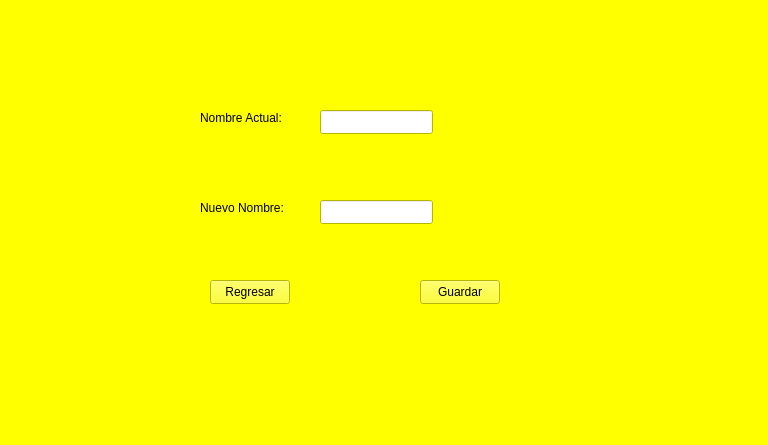
Qt form ventanaactualizar.ui (AdrianMP16/JuegoCuarenta_QT) before a commit.
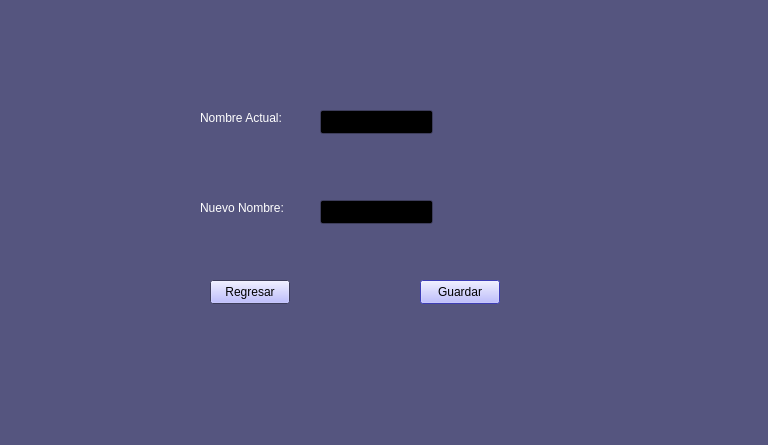
The same form after that commit.

```diff
--- a/ventanaactualizar.ui
+++ b/ventanaactualizar.ui
@@ -16,63 +16,63 @@
      <colorrole role="WindowText">
       <brush brushstyle="SolidPattern">
        <color alpha="255">
-        <red>0</red>
-        <green>0</green>
-        <blue>0</blue>
+        <red>255</red>
+        <green>255</green>
+        <blue>255</blue>
        </color>
       </brush>
      </colorrole>
      <colorrole role="Button">
       <brush brushstyle="SolidPattern">
        <color alpha="255">
-        <red>255</red>
-        <green>255</green>
-        <blue>0</blue>
+        <red>170</red>
+        <green>170</green>
+        <blue>255</blue>
        </color>
       </brush>
      </colorrole>
      <colorrole role="Light">
       <brush brushstyle="SolidPattern">
        <color alpha="255">
-        <red>255</red>
-        <green>255</green>
-        <blue>127</blue>
-       </color>
-      </brush>
-     </colorrole>
-     <colorrole role="Midlight">
-      <brush brushstyle="SolidPattern">
-       <color alpha="255">
-        <red>255</red>
-        <green>255</green>
-        <blue>63</blue>
-       </color>
-      </brush>
-     </colorrole>
-     <colorrole role="Dark">
-      <brush brushstyle="SolidPattern">
-       <color alpha="255">
         <red>127</red>
         <green>127</green>
-        <blue>0</blue>
+        <blue>190</blue>
+       </color>
+      </brush>
+     </colorrole>
+     <colorrole role="Midlight">
+      <brush brushstyle="SolidPattern">
+       <color alpha="255">
+        <red>106</red>
+        <green>106</green>
+        <blue>158</blue>
+       </color>
+      </brush>
+     </colorrole>
+     <colorrole role="Dark">
+      <brush brushstyle="SolidPattern">
+       <color alpha="255">
+        <red>42</red>
+        <green>42</green>
+        <blue>63</blue>
        </color>
       </brush>
      </colorrole>
      <colorrole role="Mid">
       <brush brushstyle="SolidPattern">
        <color alpha="255">
-        <red>170</red>
-        <green>170</green>
-        <blue>0</blue>
+        <red>57</red>
+        <green>57</green>
+        <blue>85</blue>
        </color>
       </brush>
      </colorrole>
      <colorrole role="Text">
       <brush brushstyle="SolidPattern">
        <color alpha="255">
-        <red>0</red>
-        <green>0</green>
-        <blue>0</blue>
+        <red>255</red>
+        <green>255</green>
+        <blue>255</blue>
        </color>
       </brush>
      </colorrole>
@@ -88,27 +88,27 @@
      <colorrole role="ButtonText">
       <brush brushstyle="SolidPattern">
        <color alpha="255">
-        <red>0</red>
-        <green>0</green>
-        <blue>0</blue>
+        <red>255</red>
+        <green>255</green>
+        <blue>255</blue>
        </color>
       </brush>
      </colorrole>
      <colorrole role="Base">
       <brush brushstyle="SolidPattern">
        <color alpha="255">
-        <red>255</red>
-        <green>255</green>
-        <blue>255</blue>
+        <red>0</red>
+        <green>0</green>
+        <blue>0</blue>
        </color>
       </brush>
      </colorrole>
      <colorrole role="Window">
       <brush brushstyle="SolidPattern">
        <color alpha="255">
-        <red>255</red>
-        <green>255</green>
-        <blue>0</blue>
+        <red>85</red>
+        <green>85</green>
+        <blue>127</blue>
        </color>
       </brush>
      </colorrole>
@@ -124,9 +124,9 @@
      <colorrole role="AlternateBase">
       <brush brushstyle="SolidPattern">
        <color alpha="255">
-        <red>255</red>
-        <green>255</green>
-        <blue>127</blue>
+        <red>42</red>
+        <green>42</green>
+        <blue>63</blue>
        </color>
       </brush>
      </colorrole>
@@ -151,18 +151,18 @@
      <colorrole role="PlaceholderText">
       <brush brushstyle="SolidPattern">
        <color alpha="127">
-        <red>0</red>
-        <green>0</green>
-        <blue>0</blue>
+        <red>255</red>
+        <green>255</green>
+        <blue>255</blue>
        </color>
       </brush>
      </colorrole>
      <colorrole role="Accent">
       <brush brushstyle="SolidPattern">
        <color alpha="255">
-        <red>255</red>
-        <green>255</green>
-        <blue>255</blue>
+        <red>0</red>
+        <green>0</green>
+        <blue>0</blue>
        </color>
       </brush>
      </colorrole>
@@ -171,63 +171,63 @@
      <colorrole role="WindowText">
       <brush brushstyle="SolidPattern">
        <color alpha="255">
-        <red>0</red>
-        <green>0</green>
-        <blue>0</blue>
+        <red>255</red>
+        <green>255</green>
+        <blue>255</blue>
        </color>
       </brush>
      </colorrole>
      <colorrole role="Button">
       <brush brushstyle="SolidPattern">
        <color alpha="255">
-        <red>255</red>
-        <green>255</green>
-        <blue>0</blue>
+        <red>170</red>
+        <green>170</green>
+        <blue>255</blue>
        </color>
       </brush>
      </colorrole>
      <colorrole role="Light">
       <brush brushstyle="SolidPattern">
        <color alpha="255">
-        <red>255</red>
-        <green>255</green>
-        <blue>127</blue>
-       </color>
-      </brush>
-     </colorrole>
-     <colorrole role="Midlight">
-      <brush brushstyle="SolidPattern">
-       <color alpha="255">
-        <red>255</red>
-        <green>255</green>
-        <blue>63</blue>
-       </color>
-      </brush>
-     </colorrole>
-     <colorrole role="Dark">
-      <brush brushstyle="SolidPattern">
-       <color alpha="255">
         <red>127</red>
         <green>127</green>
-        <blue>0</blue>
+        <blue>190</blue>
+       </color>
+      </brush>
+     </colorrole>
+     <colorrole role="Midlight">
+      <brush brushstyle="SolidPattern">
+       <color alpha="255">
+        <red>106</red>
+        <green>106</green>
+        <blue>158</blue>
+       </color>
+      </brush>
+     </colorrole>
+     <colorrole role="Dark">
+      <brush brushstyle="SolidPattern">
+       <color alpha="255">
+        <red>42</red>
+        <green>42</green>
+        <blue>63</blue>
        </color>
       </brush>
      </colorrole>
      <colorrole role="Mid">
       <brush brushstyle="SolidPattern">
        <color alpha="255">
-        <red>170</red>
-        <green>170</green>
-        <blue>0</blue>
+        <red>57</red>
+        <green>57</green>
+        <blue>85</blue>
        </color>
       </brush>
      </colorrole>
      <colorrole role="Text">
       <brush brushstyle="SolidPattern">
        <color alpha="255">
-        <red>0</red>
-        <green>0</green>
-        <blue>0</blue>
+        <red>255</red>
+        <green>255</green>
+        <blue>255</blue>
        </color>
       </brush>
      </colorrole>
@@ -243,27 +243,27 @@
      <colorrole role="ButtonText">
       <brush brushstyle="SolidPattern">
        <color alpha="255">
-        <red>0</red>
-        <green>0</green>
-        <blue>0</blue>
+        <red>255</red>
+        <green>255</green>
+        <blue>255</blue>
        </color>
       </brush>
      </colorrole>
      <colorrole role="Base">
       <brush brushstyle="SolidPattern">
        <color alpha="255">
-        <red>255</red>
-        <green>255</green>
-        <blue>255</blue>
+        <red>0</red>
+        <green>0</green>
+        <blue>0</blue>
        </color>
       </brush>
      </colorrole>
      <colorrole role="Window">
       <brush brushstyle="SolidPattern">
        <color alpha="255">
-        <red>255</red>
-        <green>255</green>
-        <blue>0</blue>
+        <red>85</red>
+        <green>85</green>
+        <blue>127</blue>
        </color>
       </brush>
      </colorrole>
@@ -279,9 +279,9 @@
      <colorrole role="AlternateBase">
       <brush brushstyle="SolidPattern">
        <color alpha="255">
-        <red>255</red>
-        <green>255</green>
-        <blue>127</blue>
+        <red>42</red>
+        <green>42</green>
+        <blue>63</blue>
        </color>
       </brush>
      </colorrole>
@@ -306,18 +306,18 @@
      <colorrole role="PlaceholderText">
       <brush brushstyle="SolidPattern">
        <color alpha="127">
-        <red>0</red>
-        <green>0</green>
-        <blue>0</blue>
+        <red>255</red>
+        <green>255</green>
+        <blue>255</blue>
        </color>
       </brush>
      </colorrole>
      <colorrole role="Accent">
       <brush brushstyle="SolidPattern">
        <color alpha="255">
-        <red>255</red>
-        <green>255</green>
-        <blue>255</blue>
+        <red>0</red>
+        <green>0</green>
+        <blue>0</blue>
        </color>
       </brush>
      </colorrole>
@@ -326,63 +326,63 @@
      <colorrole role="WindowText">
       <brush brushstyle="SolidPattern">
        <color alpha="255">
-        <red>127</red>
-        <green>127</green>
-        <blue>0</blue>
+        <red>42</red>
+        <green>42</green>
+        <blue>63</blue>
        </color>
       </brush>
      </colorrole>
      <colorrole role="Button">
       <brush brushstyle="SolidPattern">
        <color alpha="255">
-        <red>255</red>
-        <green>255</green>
-        <blue>0</blue>
+        <red>170</red>
+        <green>170</green>
+        <blue>255</blue>
        </color>
       </brush>
      </colorrole>
      <colorrole role="Light">
       <brush brushstyle="SolidPattern">
        <color alpha="255">
-        <red>255</red>
-        <green>255</green>
-        <blue>127</blue>
+        <red>127</red>
+        <green>127</green>
+        <blue>190</blue>
        </color>
       </brush>
      </colorrole>
      <colorrole role="Midlight">
       <brush brushstyle="SolidPattern">
        <color alpha="255">
-        <red>255</red>
-        <green>255</green>
-        <blue>63</blue>
+        <red>106</red>
+        <green>106</green>
+        <blue>158</blue>
        </color>
       </brush>
      </colorrole>
      <colorrole role="Dark">
       <brush brushstyle="SolidPattern">
        <color alpha="255">
-        <red>127</red>
-        <green>127</green>
-        <blue>0</blue>
+        <red>42</red>
+        <green>42</green>
+        <blue>63</blue>
        </color>
       </brush>
      </colorrole>
      <colorrole role="Mid">
       <brush brushstyle="SolidPattern">
        <color alpha="255">
-        <red>170</red>
-        <green>170</green>
-        <blue>0</blue>
+        <red>57</red>
+        <green>57</green>
+        <blue>85</blue>
        </color>
       </brush>
      </colorrole>
      <colorrole role="Text">
       <brush brushstyle="SolidPattern">
        <color alpha="255">
-        <red>127</red>
-        <green>127</green>
-        <blue>0</blue>
+        <red>42</red>
+        <green>42</green>
+        <blue>63</blue>
        </color>
       </brush>
      </colorrole>
@@ -398,27 +398,27 @@
      <colorrole role="ButtonText">
       <brush brushstyle="SolidPattern">
        <color alpha="255">
-        <red>127</red>
-        <green>127</green>
-        <blue>0</blue>
+        <red>42</red>
+        <green>42</green>
+        <blue>63</blue>
        </color>
       </brush>
      </colorrole>
      <colorrole role="Base">
       <brush brushstyle="SolidPattern">
        <color alpha="255">
-        <red>255</red>
-        <green>255</green>
-        <blue>0</blue>
+        <red>85</red>
+        <green>85</green>
+        <blue>127</blue>
        </color>
       </brush>
      </colorrole>
      <colorrole role="Window">
       <brush brushstyle="SolidPattern">
        <color alpha="255">
-        <red>255</red>
-        <green>255</green>
-        <blue>0</blue>
+        <red>85</red>
+        <green>85</green>
+        <blue>127</blue>
        </color>
       </brush>
      </colorrole>
@@ -434,9 +434,9 @@
      <colorrole role="AlternateBase">
       <brush brushstyle="SolidPattern">
        <color alpha="255">
-        <red>255</red>
-        <green>255</green>
-        <blue>0</blue>
+        <red>85</red>
+        <green>85</green>
+        <blue>127</blue>
        </color>
       </brush>
      </colorrole>
@@ -461,18 +461,18 @@
      <colorrole role="PlaceholderText">
       <brush brushstyle="SolidPattern">
        <color alpha="127">
-        <red>127</red>
-        <green>127</green>
-        <blue>0</blue>
+        <red>42</red>
+        <green>42</green>
+        <blue>63</blue>
        </color>
       </brush>
      </colorrole>
      <colorrole role="Accent">
       <brush brushstyle="SolidPattern">
        <color alpha="255">
-        <red>255</red>
-        <green>255</green>
-        <blue>76</blue>
+        <red>60</red>
+        <green>60</green>
+        <blue>89</blue>
        </color>
       </brush>
      </colorrole>
@@ -537,6 +537,475 @@
      <height>24</height>
     </rect>
    </property>
+   <property name="palette">
+    <palette>
+     <active>
+      <colorrole role="WindowText">
+       <brush brushstyle="SolidPattern">
+        <color alpha="255">
+         <red>0</red>
+         <green>0</green>
+         <blue>0</blue>
+        </color>
+       </brush>
+      </colorrole>
+      <colorrole role="Button">
+       <brush brushstyle="SolidPattern">
+        <color alpha="255">
+         <red>170</red>
+         <green>170</green>
+         <blue>255</blue>
+        </color>
+       </brush>
+      </colorrole>
+      <colorrole role="Light">
+       <brush brushstyle="SolidPattern">
+        <color alpha="255">
+         <red>212</red>
+         <green>212</green>
+         <blue>255</blue>
+        </color>
+       </brush>
+      </colorrole>
+      <colorrole role="Midlight">
+       <brush brushstyle="SolidPattern">
+        <color alpha="255">
+         <red>148</red>
+         <green>148</green>
+         <blue>255</blue>
+        </color>
+       </brush>
+      </colorrole>
+      <colorrole role="Dark">
+       <brush brushstyle="SolidPattern">
+        <color alpha="255">
+         <red>42</red>
+         <green>42</green>
+         <blue>127</blue>
+        </color>
+       </brush>
+      </colorrole>
+      <colorrole role="Mid">
+       <brush brushstyle="SolidPattern">
+        <color alpha="255">
+         <red>57</red>
+         <green>57</green>
+         <blue>170</blue>
+        </color>
+       </brush>
+      </colorrole>
+      <colorrole role="Text">
+       <brush brushstyle="SolidPattern">
+        <color alpha="255">
+         <red>0</red>
+         <green>0</green>
+         <blue>0</blue>
+        </color>
+       </brush>
+      </colorrole>
+      <colorrole role="BrightText">
+       <brush brushstyle="SolidPattern">
+        <color alpha="255">
+         <red>255</red>
+         <green>255</green>
+         <blue>255</blue>
+        </color>
+       </brush>
+      </colorrole>
+      <colorrole role="ButtonText">
+       <brush brushstyle="SolidPattern">
+        <color alpha="255">
+         <red>0</red>
+         <green>0</green>
+         <blue>0</blue>
+        </color>
+       </brush>
+      </colorrole>
+      <colorrole role="Base">
+       <brush brushstyle="SolidPattern">
+        <color alpha="255">
+         <red>255</red>
+         <green>255</green>
+         <blue>255</blue>
+        </color>
+       </brush>
+      </colorrole>
+      <colorrole role="Window">
+       <brush brushstyle="SolidPattern">
+        <color alpha="255">
+         <red>85</red>
+         <green>85</green>
+         <blue>255</blue>
+        </color>
+       </brush>
+      </colorrole>
+      <colorrole role="Shadow">
+       <brush brushstyle="SolidPattern">
+        <color alpha="255">
+         <red>0</red>
+         <green>0</green>
+         <blue>0</blue>
+        </color>
+       </brush>
+      </colorrole>
+      <colorrole role="AlternateBase">
+       <brush brushstyle="SolidPattern">
+        <color alpha="255">
+         <red>170</red>
+         <green>170</green>
+         <blue>255</blue>
+        </color>
+       </brush>
+      </colorrole>
+      <colorrole role="ToolTipBase">
+       <brush brushstyle="SolidPattern">
+        <color alpha="255">
+         <red>255</red>
+         <green>255</green>
+         <blue>220</blue>
+        </color>
+       </brush>
+      </colorrole>
+      <colorrole role="ToolTipText">
+       <brush brushstyle="SolidPattern">
+        <color alpha="255">
+         <red>0</red>
+         <green>0</green>
+         <blue>0</blue>
+        </color>
+       </brush>
+      </colorrole>
+      <colorrole role="PlaceholderText">
+       <brush brushstyle="SolidPattern">
+        <color alpha="127">
+         <red>0</red>
+         <green>0</green>
+         <blue>0</blue>
+        </color>
+       </brush>
+      </colorrole>
+      <colorrole role="Accent">
+       <brush brushstyle="SolidPattern">
+        <color alpha="255">
+         <red>255</red>
+         <green>255</green>
+         <blue>255</blue>
+        </color>
+       </brush>
+      </colorrole>
+     </active>
+     <inactive>
+      <colorrole role="WindowText">
+       <brush brushstyle="SolidPattern">
+        <color alpha="255">
+         <red>0</red>
+         <green>0</green>
+         <blue>0</blue>
+        </color>
+       </brush>
+      </colorrole>
+      <colorrole role="Button">
+       <brush brushstyle="SolidPattern">
+        <color alpha="255">
+         <red>170</red>
+         <green>170</green>
+         <blue>255</blue>
+        </color>
+       </brush>
+      </colorrole>
+      <colorrole role="Light">
+       <brush brushstyle="SolidPattern">
+        <color alpha="255">
+         <red>212</red>
+         <green>212</green>
+         <blue>255</blue>
+        </color>
+       </brush>
+      </colorrole>
+      <colorrole role="Midlight">
+       <brush brushstyle="SolidPattern">
+        <color alpha="255">
+         <red>148</red>
+         <green>148</green>
+         <blue>255</blue>
+        </color>
+       </brush>
+      </colorrole>
+      <colorrole role="Dark">
+       <brush brushstyle="SolidPattern">
+        <color alpha="255">
+         <red>42</red>
+         <green>42</green>
+         <blue>127</blue>
+        </color>
+       </brush>
+      </colorrole>
+      <colorrole role="Mid">
+       <brush brushstyle="SolidPattern">
+        <color alpha="255">
+         <red>57</red>
+         <green>57</green>
+         <blue>170</blue>
+        </color>
+       </brush>
+      </colorrole>
+      <colorrole role="Text">
+       <brush brushstyle="SolidPattern">
+        <color alpha="255">
+         <red>0</red>
+         <green>0</green>
+         <blue>0</blue>
+        </color>
+       </brush>
+      </colorrole>
+      <colorrole role="BrightText">
+       <brush brushstyle="SolidPattern">
+        <color alpha="255">
+         <red>255</red>
+         <green>255</green>
+         <blue>255</blue>
+        </color>
+       </brush>
+      </colorrole>
+      <colorrole role="ButtonText">
+       <brush brushstyle="SolidPattern">
+        <color alpha="255">
+         <red>0</red>
+         <green>0</green>
+         <blue>0</blue>
+        </color>
+       </brush>
+      </colorrole>
+      <colorrole role="Base">
+       <brush brushstyle="SolidPattern">
+        <color alpha="255">
+         <red>255</red>
+         <green>255</green>
+         <blue>255</blue>
+        </color>
+       </brush>
+      </colorrole>
+      <colorrole role="Window">
+       <brush brushstyle="SolidPattern">
+        <color alpha="255">
+         <red>85</red>
+         <green>85</green>
+         <blue>255</blue>
+        </color>
+       </brush>
+      </colorrole>
+      <colorrole role="Shadow">
+       <brush brushstyle="SolidPattern">
+        <color alpha="255">
+         <red>0</red>
+         <green>0</green>
+         <blue>0</blue>
+        </color>
+       </brush>
+      </colorrole>
+      <colorrole role="AlternateBase">
+       <brush brushstyle="SolidPattern">
+        <color alpha="255">
+         <red>170</red>
+         <green>170</green>
+         <blue>255</blue>
+        </color>
+       </brush>
+      </colorrole>
+      <colorrole role="ToolTipBase">
+       <brush brushstyle="SolidPattern">
+        <color alpha="255">
+         <red>255</red>
+         <green>255</green>
+         <blue>220</blue>
+        </color>
+       </brush>
+      </colorrole>
+      <colorrole role="ToolTipText">
+       <brush brushstyle="SolidPattern">
+        <color alpha="255">
+         <red>0</red>
+         <green>0</green>
+         <blue>0</blue>
+        </color>
+       </brush>
+      </colorrole>
+      <colorrole role="PlaceholderText">
+       <brush brushstyle="SolidPattern">
+        <color alpha="127">
+         <red>0</red>
+         <green>0</green>
+         <blue>0</blue>
+        </color>
+       </brush>
+      </colorrole>
+      <colorrole role="Accent">
+       <brush brushstyle="SolidPattern">
+        <color alpha="255">
+         <red>255</red>
+         <green>255</green>
+         <blue>255</blue>
+        </color>
+       </brush>
+      </colorrole>
+     </inactive>
+     <disabled>
+      <colorrole role="WindowText">
+       <brush brushstyle="SolidPattern">
+        <color alpha="255">
+         <red>42</red>
+         <green>42</green>
+         <blue>127</blue>
+        </color>
+       </brush>
+      </colorrole>
+      <colorrole role="Button">
+       <brush brushstyle="SolidPattern">
+        <color alpha="255">
+         <red>170</red>
+         <green>170</green>
+         <blue>255</blue>
+        </color>
+       </brush>
+      </colorrole>
+      <colorrole role="Light">
+       <brush brushstyle="SolidPattern">
+        <color alpha="255">
+         <red>212</red>
+         <green>212</green>
+         <blue>255</blue>
+        </color>
+       </brush>
+      </colorrole>
+      <colorrole role="Midlight">
+       <brush brushstyle="SolidPattern">
+        <color alpha="255">
+         <red>148</red>
+         <green>148</green>
+         <blue>255</blue>
+        </color>
+       </brush>
+      </colorrole>
+      <colorrole role="Dark">
+       <brush brushstyle="SolidPattern">
+        <color alpha="255">
+         <red>42</red>
+         <green>42</green>
+         <blue>127</blue>
+        </color>
+       </brush>
+      </colorrole>
+      <colorrole role="Mid">
+       <brush brushstyle="SolidPattern">
+        <color alpha="255">
+         <red>57</red>
+         <green>57</green>
+         <blue>170</blue>
+        </color>
+       </brush>
+      </colorrole>
+      <colorrole role="Text">
+       <brush brushstyle="SolidPattern">
+        <color alpha="255">
+         <red>42</red>
+         <green>42</green>
+         <blue>127</blue>
+        </color>
+       </brush>
+      </colorrole>
+      <colorrole role="BrightText">
+       <brush brushstyle="SolidPattern">
+        <color alpha="255">
+         <red>255</red>
+         <green>255</green>
+         <blue>255</blue>
+        </color>
+       </brush>
+      </colorrole>
+      <colorrole role="ButtonText">
+       <brush brushstyle="SolidPattern">
+        <color alpha="255">
+         <red>42</red>
+         <green>42</green>
+         <blue>127</blue>
+        </color>
+       </brush>
+      </colorrole>
+      <colorrole role="Base">
+       <brush brushstyle="SolidPattern">
+        <color alpha="255">
+         <red>85</red>
+         <green>85</green>
+         <blue>255</blue>
+        </color>
+       </brush>
+      </colorrole>
+      <colorrole role="Window">
+       <brush brushstyle="SolidPattern">
+        <color alpha="255">
+         <red>85</red>
+         <green>85</green>
+         <blue>255</blue>
+        </color>
+       </brush>
+      </colorrole>
+      <colorrole role="Shadow">
+       <brush brushstyle="SolidPattern">
+        <color alpha="255">
+         <red>0</red>
+         <green>0</green>
+         <blue>0</blue>
+        </color>
+       </brush>
+      </colorrole>
+      <colorrole role="AlternateBase">
+       <brush brushstyle="SolidPattern">
+        <color alpha="255">
+         <red>85</red>
+         <green>85</green>
+         <blue>255</blue>
+        </color>
+       </brush>
+      </colorrole>
+      <colorrole role="ToolTipBase">
+       <brush brushstyle="SolidPattern">
+        <color alpha="255">
+         <red>255</red>
+         <green>255</green>
+         <blue>220</blue>
+        </color>
+       </brush>
+      </colorrole>
+      <colorrole role="ToolTipText">
+       <brush brushstyle="SolidPattern">
+        <color alpha="255">
+         <red>0</red>
+         <green>0</green>
+         <blue>0</blue>
+        </color>
+       </brush>
+      </colorrole>
+      <colorrole role="PlaceholderText">
+       <brush brushstyle="SolidPattern">
+        <color alpha="127">
+         <red>42</red>
+         <green>42</green>
+         <blue>127</blue>
+        </color>
+       </brush>
+      </colorrole>
+      <colorrole role="Accent">
+       <brush brushstyle="SolidPattern">
+        <color alpha="255">
+         <red>161</red>
+         <green>161</green>
+         <blue>255</blue>
+        </color>
+       </brush>
+      </colorrole>
+     </disabled>
+    </palette>
+   </property>
    <property name="text">
     <string>Guardar</string>
    </property>
@@ -550,6 +1019,51 @@
      <height>24</height>
     </rect>
    </property>
+   <property name="palette">
+    <palette>
+     <active>
+      <colorrole role="Text">
+       <brush brushstyle="SolidPattern">
+        <color alpha="255">
+         <red>255</red>
+         <green>255</green>
+         <blue>255</blue>
+        </color>
+       </brush>
+      </colorrole>
+      <colorrole role="ButtonText">
+       <brush brushstyle="SolidPattern">
+        <color alpha="255">
+         <red>0</red>
+         <green>0</green>
+         <blue>0</blue>
+        </color>
+       </brush>
+      </colorrole>
+     </active>
+     <inactive>
+      <colorrole role="Text">
+       <brush brushstyle="SolidPattern">
+        <color alpha="255">
+         <red>255</red>
+         <green>255</green>
+         <blue>255</blue>
+        </color>
+       </brush>
+      </colorrole>
+      <colorrole role="ButtonText">
+       <brush brushstyle="SolidPattern">
+        <color alpha="255">
+         <red>0</red>
+         <green>0</green>
+         <blue>0</blue>
+        </color>
+       </brush>
+      </colorrole>
+     </inactive>
+     <disabled/>
+    </palette>
+   </property>
    <property name="text">
     <string>Regresar</string>
    </property>
```
